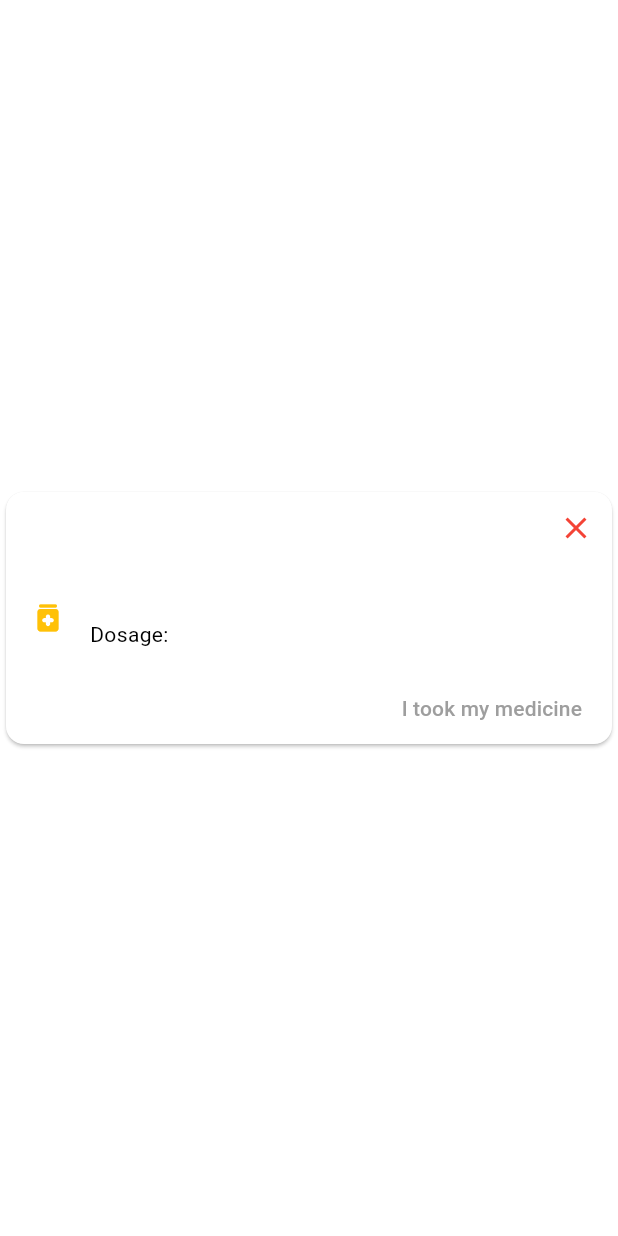
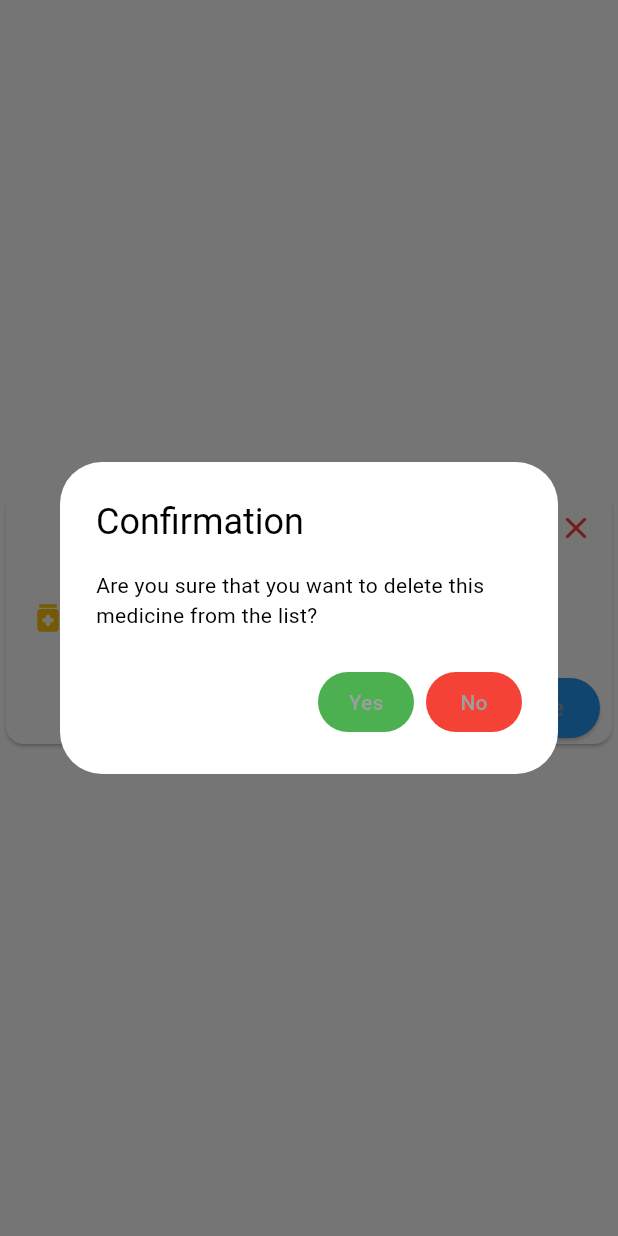
Before and after one commit to SeveralSnipe/GoogleSolutionChallenge2023, a Flutter app: the MedCard widget shown alone on an empty page, opened directly with empty values, after a tap on the "close" icon, on a phone screen of 412 x 824 dp. Run offline on Flutter 3.47's test engine with Material 2 defaults, Android fonts, the phone set to English and light mode, and no system bars; our stand-ins replace flutter_slidable.

Commit message:
Some changes

```diff
--- a/lib/EmergencyList/models/emergencymain.dart
+++ b/lib/EmergencyList/models/emergencymain.dart
@@ -195,7 +195,10 @@ class _EmergencyState extends State<Emergency> {
 
                               onPressed:(context)=>{
                                 //print(_foundedUsers[index].name),deleteusers(_foundedUsers[index].name,_foundedUsers[index].username,_foundedUsers[index].image,_foundedUsers[index].isFollowedByMe,_users)
-                                _users.removeAt(index)
+                                _users.removeAt(index),
+                                setState(() {
+
+                                },)
                                 }),
 
                           SlidableAction(
--- a/lib/medcard.dart
+++ b/lib/medcard.dart
@@ -2,7 +2,6 @@ import 'package:flutter/src/foundation/key.dart';
 import 'package:flutter/src/widgets/framework.dart';
 import 'package:flutter/src/widgets/placeholder.dart';
 import 'package:flutter/material.dart';
-import 'package:xen_popup_card/xen_card.dart';
 
 class MedCard extends StatefulWidget {
   final String medicationName;
@@ -18,25 +17,41 @@ class MedCard extends StatefulWidget {
 }
 
 class _MedCardState extends State<MedCard> {
-  Widget popUp(BuildContext context) {
-    return XenPopupCard(
-        gutter: XenCardGutter(
-            child: Row(
-          children: <Widget>[
-            ElevatedButton(
-                style: ButtonStyle(backgroundColor: MaterialStatePropertyAll(Colors.green)),
-                onPressed: () {},
-                child: Text("Yes")),
-            ElevatedButton(
-                style: ButtonStyle(backgroundColor: MaterialStatePropertyAll(Colors.red)),
-                onPressed: () {},
-                child: Text("No"))
+  bool _hasBeenPressed = false;
+  Future<void> _dialogBuilder(BuildContext context) {
+    return showDialog<void>(
+      context: context,
+      builder: (BuildContext context) {
+        return AlertDialog(
+          title: const Text('Confirmation'),
+          content: const Text(
+              'Are you sure that you want to delete this medicine from the list?'),
+          actions: <Widget>[
+            TextButton(
+              style: TextButton.styleFrom(
+                  textStyle: Theme.of(context).textTheme.labelLarge,
+                  backgroundColor: Colors.green),
+              child: const Text('Yes'),
+              onPressed: () {
+                Navigator.of(context).pop();
+              },
+            ),
+            TextButton(
+              style: TextButton.styleFrom(
+                  textStyle: Theme.of(context).textTheme.labelLarge,
+                  backgroundColor: Colors.red),
+              child: const Text('No'),
+              onPressed: () {
+                Navigator.of(context).pop();
+              },
+            ),
           ],
-        )),
-        body: Center(
-            child: Text(
-                "Are you sure that you want to delete this medicine from the list?")));
+        );
+      },
+    );
   }
+
+
 
   @override
   Widget build(BuildContext context) {
@@ -50,7 +65,9 @@ class _MedCardState extends State<MedCard> {
               children: <Widget>[
                 CloseButton(
                   color: Colors.red,
-                  onPressed: () {popUp(context);},
+                  onPressed: () {
+                    _dialogBuilder(context);
+                  },
                 )
               ],
             ),
@@ -67,9 +84,17 @@ class _MedCardState extends State<MedCard> {
             Row(
               mainAxisAlignment: MainAxisAlignment.end,
               children: <Widget>[
-                TextButton(
-                  child: const Text('I took my medicine'),
-                  onPressed: () {/* ... */},
+                ElevatedButton(
+                  onPressed: () {setState(() {
+                    _hasBeenPressed=!_hasBeenPressed;
+                  });},
+                  style: ButtonStyle(backgroundColor: _hasBeenPressed?MaterialStatePropertyAll(Colors.red):MaterialStatePropertyAll(Colors.blue)),
+
+
+                  child: const Text(
+                    'I have taken my medicine',
+                    style: TextStyle(fontSize: 16),
+                  ),
                 ),
                 const SizedBox(width: 8),
               ],
--- a/lib/medlist.dart
+++ b/lib/medlist.dart
@@ -15,6 +15,7 @@ class MedList extends StatefulWidget {
 }
 
 class _MedListState extends State<MedList> {
+
   @override
   Widget build(BuildContext context) {
     return ListView(
```
